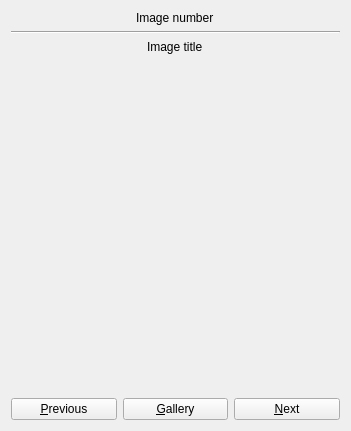
First picture: the form in src/templates/piccollection/piccollectionitem.ui, repository pulkitgenius/BuildmLearn-Toolkit, before the edit.
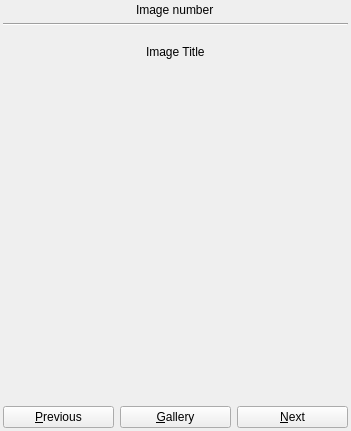
Second picture: the form after the edit. Custom widgets are drawn as their Qt base class.

```diff
--- a/src/templates/piccollection/piccollectionitem.ui
+++ b/src/templates/piccollection/piccollectionitem.ui
@@ -14,6 +14,33 @@
    <string>Form</string>
   </property>
   <layout class="QVBoxLayout" name="verticalLayout">
+   <property name="leftMargin">
+    <number>0</number>
+   </property>
+   <property name="topMargin">
+    <number>0</number>
+   </property>
+   <property name="rightMargin">
+    <number>0</number>
+   </property>
+   <property name="bottomMargin">
+    <number>0</number>
+   </property>
+   <item>
+    <widget class="QWidget" name="m_container" native="true">
+     <layout class="QVBoxLayout" name="verticalLayout_2">
+      <property name="leftMargin">
+       <number>3</number>
+      </property>
+      <property name="topMargin">
+       <number>3</number>
+      </property>
+      <property name="rightMargin">
+       <number>3</number>
+      </property>
+      <property name="bottomMargin">
+       <number>3</number>
+      </property>
    <item alignment="Qt::AlignHCenter">
     <widget class="QLabel" name="m_lblImageNumber">
      <property name="text">
@@ -22,7 +49,7 @@
     </widget>
    </item>
    <item>
-    <widget class="Line" name="line">
+       <widget class="Line" name="m_line">
      <property name="orientation">
       <enum>Qt::Horizontal</enum>
      </property>
@@ -30,8 +57,17 @@
    </item>
    <item alignment="Qt::AlignHCenter">
     <widget class="QLabel" name="m_lblImageTitle">
+        <property name="minimumSize">
+         <size>
+          <width>0</width>
+          <height>40</height>
+         </size>
+        </property>
      <property name="text">
-      <string>Image title</string>
+         <string>Image Title</string>
+        </property>
+        <property name="textFormat">
+         <enum>Qt::AutoText</enum>
      </property>
      <property name="wordWrap">
       <bool>true</bool>
@@ -39,30 +75,42 @@
     </widget>
    </item>
    <item>
-    <widget class="QLabel" name="m_lblDummy">
-     <property name="text">
-      <string/>
-     </property>
-    </widget>
+       <spacer name="verticalSpacer">
+        <property name="orientation">
+         <enum>Qt::Vertical</enum>
+        </property>
+        <property name="sizeType">
+         <enum>QSizePolicy::Expanding</enum>
+        </property>
+        <property name="sizeHint" stdset="0">
+         <size>
+          <width>20</width>
+          <height>40</height>
+         </size>
+        </property>
+       </spacer>
    </item>
    <item>
-    <widget class="QLabel" name="m_lblPicture">
+       <widget class="LabelWithClick" name="m_lblPicture">
      <property name="sizePolicy">
       <sizepolicy hsizetype="Preferred" vsizetype="Preferred">
        <horstretch>0</horstretch>
        <verstretch>0</verstretch>
       </sizepolicy>
      </property>
+        <property name="frameShape">
+         <enum>QFrame::NoFrame</enum>
+        </property>
      <property name="text">
       <string/>
      </property>
      <property name="alignment">
-      <set>Qt::AlignHCenter|Qt::AlignTop</set>
+         <set>Qt::AlignCenter</set>
      </property>
     </widget>
    </item>
    <item>
-    <spacer name="verticalSpacer">
+       <spacer name="m_verticalSpacer2">
      <property name="orientation">
       <enum>Qt::Vertical</enum>
      </property>
@@ -82,7 +130,7 @@
      <property name="minimumSize">
       <size>
        <width>0</width>
-       <height>0</height>
+          <height>40</height>
       </size>
      </property>
      <property name="text">
@@ -96,22 +144,6 @@
      </property>
     </widget>
    </item>
-   <item>
-    <spacer name="verticalSpacer_2">
-     <property name="orientation">
-      <enum>Qt::Vertical</enum>
-     </property>
-     <property name="sizeType">
-      <enum>QSizePolicy::Expanding</enum>
-     </property>
-     <property name="sizeHint" stdset="0">
-      <size>
-       <width>20</width>
-       <height>40</height>
-      </size>
-     </property>
-    </spacer>
-   </item>
    <item>
     <layout class="QHBoxLayout" name="horizontalLayout_3">
      <item>
@@ -139,6 +171,16 @@
    </item>
   </layout>
  </widget>
+   </item>
+  </layout>
+ </widget>
+ <customwidgets>
+  <customwidget>
+   <class>LabelWithClick</class>
+   <extends>QLabel</extends>
+   <header>templates/piccollection/labelwithclick.h</header>
+  </customwidget>
+ </customwidgets>
  <resources/>
  <connections/>
 </ui>
```
Lines whose indentation alone changed are shown as unchanged.
